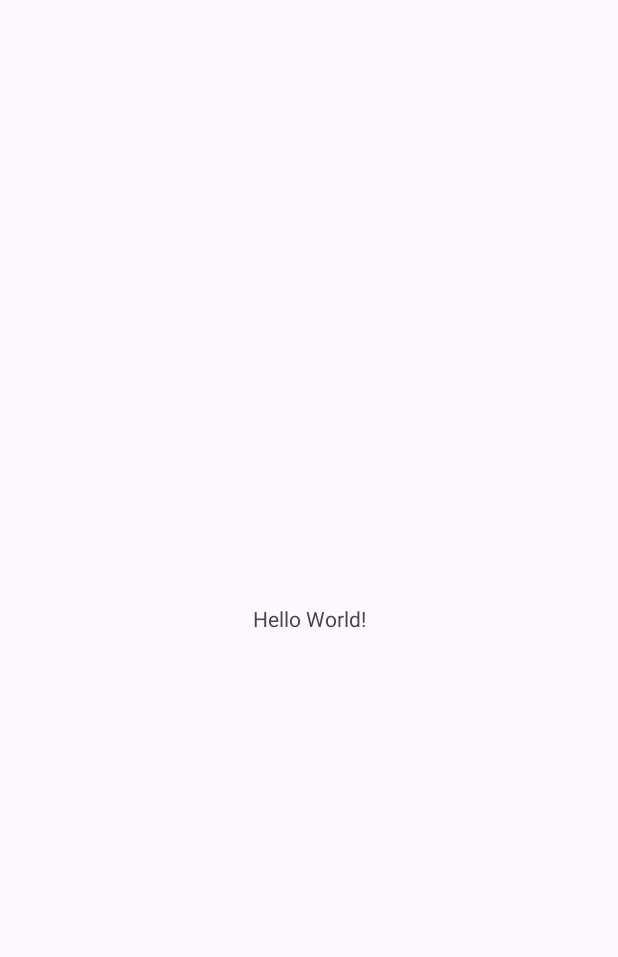
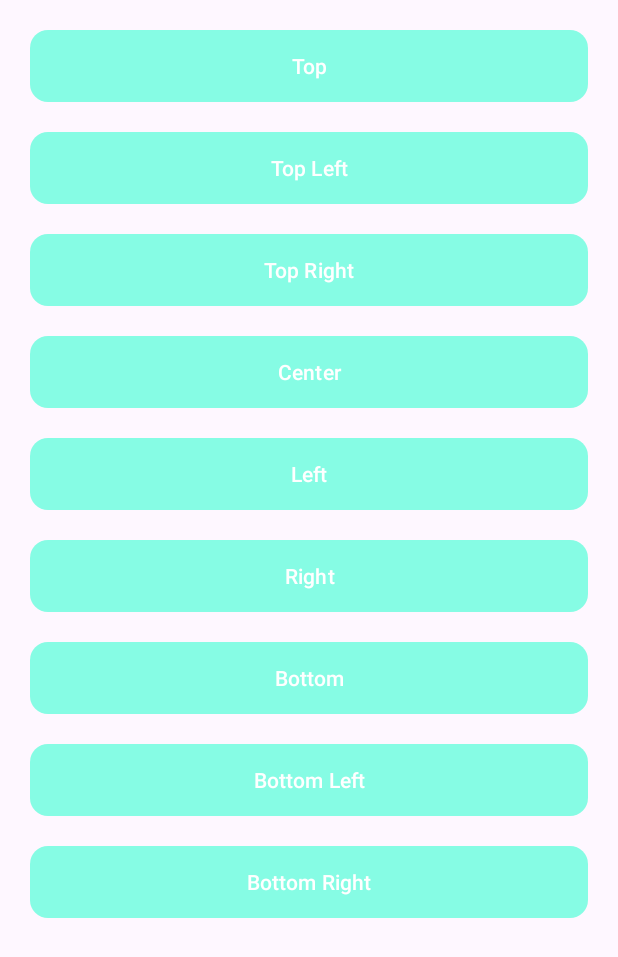
Before and after one commit to minh-nguyen-2003/scale_button, an Android app: the screen it shows after launch (MainActivity), on a phone screen of 412 x 824 dp. Before the commit the part shown is almost empty. Shown: the top 957 px of the screen. Run offline under Robolectric (Android 15) with nearby library versions, the phone set to English and light mode, and no system bars.

Commit message:
create ButtonScale.kt

```diff
--- a/app/build.gradle.kts
+++ b/app/build.gradle.kts
@@ -45,4 +45,5 @@ dependencies {
     testImplementation(libs.junit)
     androidTestImplementation(libs.androidx.junit)
     androidTestImplementation(libs.androidx.espresso.core)
+    implementation(project(":scale_button"))
 }
--- /dev/null
+++ b/app/src/main/res/drawable/bg_button_1.xml
@@ -0,0 +1,15 @@
+<?xml version="1.0" encoding="utf-8"?>
+<selector xmlns:android="http://schemas.android.com/apk/res/android">
+    <item android:state_pressed="true">
+        <shape android:shape="rectangle">
+            <solid android:color="#00EEDA" />
+            <corners android:radius="12dp"/>
+        </shape>
+    </item>
+    <item>
+        <shape android:shape="rectangle">
+            <solid android:color="#86FCE4" />
+            <corners android:radius="12dp"/>
+        </shape>
+    </item>
+</selector>
--- a/app/src/main/res/layout/activity_main.xml
+++ b/app/src/main/res/layout/activity_main.xml
@@ -7,13 +7,113 @@
     android:layout_height="match_parent"
     tools:context=".MainActivity">
 
-    <TextView
-        android:layout_width="wrap_content"
+    <vn.minh_nguyen.vkey.scale_button.ButtonScale
+        android:id="@+id/buttonView"
+        android:layout_width="match_parent"
         android:layout_height="wrap_content"
-        android:text="Hello World!"
-        app:layout_constraintBottom_toBottomOf="parent"
-        app:layout_constraintEnd_toEndOf="parent"
-        app:layout_constraintStart_toStartOf="parent"
-        app:layout_constraintTop_toTopOf="parent" />
+        android:layout_marginHorizontal="20dp"
+        android:layout_marginTop="20dp"
+        android:background="@drawable/bg_button_1"
+        android:text="Top"
+        app:layout_constraintTop_toTopOf="parent"
+        app:pressPivot="top"
+        app:pressScale="0.95"
+        tools:layout_editor_absoluteX="20dp" />
+
+    <vn.minh_nguyen.vkey.scale_button.ButtonScale
+        android:id="@+id/buttonView2"
+        android:layout_width="match_parent"
+        android:layout_height="wrap_content"
+        android:layout_marginHorizontal="20dp"
+        android:layout_marginTop="20dp"
+        android:background="@drawable/bg_button_1"
+        android:text="Top Left"
+        app:layout_constraintTop_toBottomOf="@+id/buttonView"
+        app:pressPivot="top_left"
+        tools:layout_editor_absoluteX="20dp" />
+
+    <vn.minh_nguyen.vkey.scale_button.ButtonScale
+        android:id="@+id/buttonView3"
+        android:layout_width="match_parent"
+        android:layout_height="wrap_content"
+        android:layout_marginHorizontal="20dp"
+        android:layout_marginTop="20dp"
+        android:background="@drawable/bg_button_1"
+        android:text="Top Right"
+        app:layout_constraintTop_toBottomOf="@+id/buttonView2"
+        app:pressPivot="top_right"
+        tools:layout_editor_absoluteX="20dp" />
+
+    <vn.minh_nguyen.vkey.scale_button.ButtonScale
+        android:id="@+id/buttonView4"
+        android:layout_width="match_parent"
+        android:layout_height="wrap_content"
+        android:layout_marginHorizontal="20dp"
+        android:layout_marginTop="20dp"
+        android:background="@drawable/bg_button_1"
+        android:text="Center"
+        app:layout_constraintTop_toBottomOf="@+id/buttonView3"
+        app:pressPivot="center"
+        tools:layout_editor_absoluteX="20dp" />
+
+    <vn.minh_nguyen.vkey.scale_button.ButtonScale
+        android:id="@+id/buttonView5"
+        android:layout_width="match_parent"
+        android:layout_height="wrap_content"
+        android:layout_marginHorizontal="20dp"
+        android:layout_marginTop="20dp"
+        android:background="@drawable/bg_button_1"
+        android:text="Left"
+        app:layout_constraintTop_toBottomOf="@+id/buttonView4"
+        app:pressPivot="left"
+        tools:layout_editor_absoluteX="20dp" />
+
+    <vn.minh_nguyen.vkey.scale_button.ButtonScale
+        android:id="@+id/buttonView6"
+        android:layout_width="match_parent"
+        android:layout_height="wrap_content"
+        android:layout_marginHorizontal="20dp"
+        android:layout_marginTop="20dp"
+        android:background="@drawable/bg_button_1"
+        android:text="Right"
+        app:layout_constraintTop_toBottomOf="@+id/buttonView5"
+        app:pressPivot="right"
+        tools:layout_editor_absoluteX="20dp" />
+
+    <vn.minh_nguyen.vkey.scale_button.ButtonScale
+        android:id="@+id/buttonView8"
+        android:layout_width="match_parent"
+        android:layout_height="wrap_content"
+        android:layout_marginHorizontal="20dp"
+        android:layout_marginTop="20dp"
+        android:background="@drawable/bg_button_1"
+        android:text="Bottom"
+        app:layout_constraintTop_toBottomOf="@+id/buttonView6"
+        app:pressPivot="bottom"
+        tools:layout_editor_absoluteX="20dp" />
+
+    <vn.minh_nguyen.vkey.scale_button.ButtonScale
+        android:id="@+id/buttonView9"
+        android:layout_width="match_parent"
+        android:layout_height="wrap_content"
+        android:layout_marginHorizontal="20dp"
+        android:layout_marginTop="20dp"
+        android:background="@drawable/bg_button_1"
+        android:text="Bottom Left"
+        app:layout_constraintTop_toBottomOf="@+id/buttonView8"
+        app:pressPivot="bottom_left"
+        tools:layout_editor_absoluteX="20dp" />
+
+    <vn.minh_nguyen.vkey.scale_button.ButtonScale
+        android:layout_width="match_parent"
+        android:layout_height="wrap_content"
+        android:layout_marginHorizontal="20dp"
+        android:layout_marginTop="20dp"
+        android:background="@drawable/bg_button_1"
+        android:text="Bottom Right"
+        app:layout_constraintTop_toBottomOf="@+id/buttonView9"
+        app:pressPivot="bottom_right"
+        tools:layout_editor_absoluteX="20dp" />
+
 
 </androidx.constraintlayout.widget.ConstraintLayout>
--- /dev/null
+++ b/scale_button/src/main/java/vn/minh_nguyen/vkey/scale_button/ButtonScale.kt
@@ -0,0 +1,122 @@
+package vn.minh_nguyen.vkey.scale_button
+
+import android.content.Context
+import android.util.AttributeSet
+import android.view.MotionEvent
+import android.view.animation.DecelerateInterpolator
+import com.google.android.material.button.MaterialButton
+
+class ButtonScale @JvmOverloads constructor(
+    context: Context,
+    attrs: AttributeSet? = null,
+    defStyleAttr: Int = com.google.android.material.R.attr.materialButtonStyle
+) : MaterialButton(context, attrs, defStyleAttr) {
+
+    var pressScale: Float = 0.9f
+        set(value) {
+            field = value.coerceIn(0.1f, 1.0f)
+        }
+
+    var pressAnimDuration: Long = 100L
+
+    var pressPivot: PressPivot = PressPivot.CENTER
+
+    init {
+        backgroundTintList = null
+
+        attrs?.let {
+            val a = context.obtainStyledAttributes(it, R.styleable.ButtonView)
+            pressScale =
+                a.getFloat(R.styleable.ButtonView_pressScale, pressScale)
+            pressAnimDuration =
+                a.getInt(
+                    R.styleable.ButtonView_pressAnimDuration,
+                    pressAnimDuration.toInt()
+                ).toLong()
+            val pivotValue = a.getInt(R.styleable.ButtonView_pressPivot, 0)
+            pressPivot = PressPivot.values()[pivotValue]
+            a.recycle()
+        }
+
+        isClickable = true
+        isFocusable = true
+    }
+
+    private fun updatePivot() {
+        when (pressPivot) {
+            PressPivot.CENTER -> {
+                pivotX = width / 2f
+                pivotY = height / 2f
+            }
+
+            PressPivot.TOP -> {
+                pivotX = width / 2f
+                pivotY = 0f
+            }
+
+            PressPivot.BOTTOM -> {
+                pivotX = width / 2f
+                pivotY = height.toFloat()
+            }
+
+            PressPivot.LEFT -> {
+                pivotX = 0f
+                pivotY = height / 2f
+            }
+
+            PressPivot.RIGHT -> {
+                pivotX = width.toFloat()
+                pivotY = height / 2f
+            }
+
+            PressPivot.TOP_LEFT -> {
+                pivotX = 0f
+                pivotY = 0f
+            }
+
+            PressPivot.TOP_RIGHT -> {
+                pivotX = width.toFloat()
+                pivotY = 0f
+            }
+
+            PressPivot.BOTTOM_LEFT -> {
+                pivotX = 0f
+                pivotY = height.toFloat()
+            }
+
+            PressPivot.BOTTOM_RIGHT -> {
+                pivotX = width.toFloat()
+                pivotY = height.toFloat()
+            }
+        }
+    }
+
+
+    override fun onTouchEvent(event: MotionEvent): Boolean {
+        if (!isEnabled) return super.onTouchEvent(event)
+
+        when (event.actionMasked) {
+            MotionEvent.ACTION_DOWN -> {
+                updatePivot()
+                animate().cancel()
+                animate()
+                    .scaleX(pressScale)
+                    .scaleY(pressScale)
+                    .setDuration(pressAnimDuration)
+                    .setInterpolator(DecelerateInterpolator())
+                    .start()
+            }
+
+            MotionEvent.ACTION_UP, MotionEvent.ACTION_CANCEL -> {
+                animate().cancel()
+                animate()
+                    .scaleX(1f)
+                    .scaleY(1f)
+                    .setDuration(pressAnimDuration)
+                    .setInterpolator(DecelerateInterpolator())
+                    .start()
+            }
+        }
+        return super.onTouchEvent(event)
+    }
+}
--- /dev/null
+++ b/scale_button/src/main/java/vn/minh_nguyen/vkey/scale_button/PressPivot.kt
@@ -0,0 +1,13 @@
+package vn.minh_nguyen.vkey.scale_button
+
+enum class PressPivot {
+    CENTER,
+    TOP,
+    BOTTOM,
+    LEFT,
+    RIGHT,
+    TOP_LEFT,
+    TOP_RIGHT,
+    BOTTOM_LEFT,
+    BOTTOM_RIGHT
+}
```
Also changed, not shown: scale_button/src/main/res/values/attrs.xml (added, +18 -0 lines).
